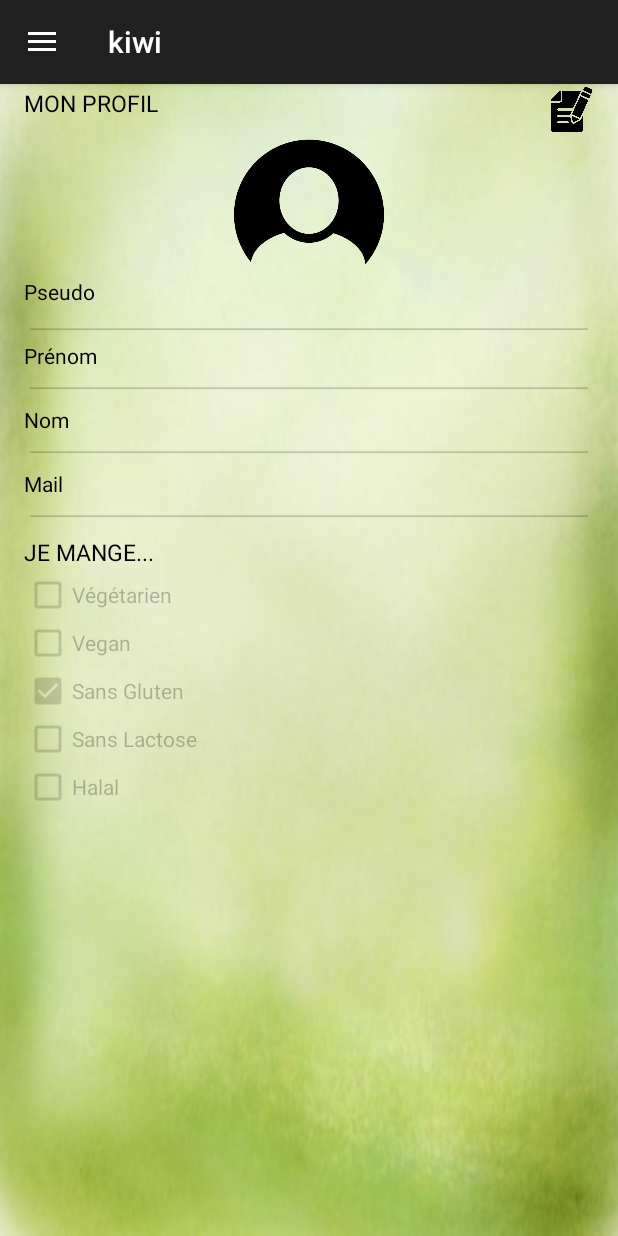
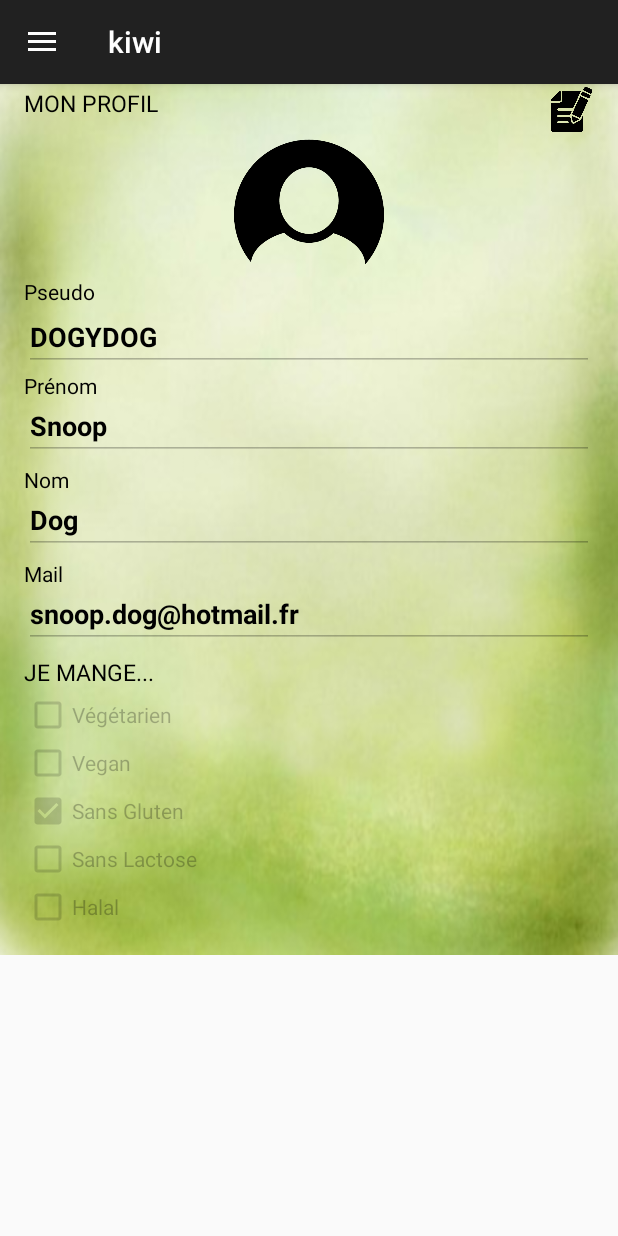
Before and after one commit to HeptanomeDeLExtreme/kiwi-ihm-2, an Android app: the fragment ProfilFragment placed in its activity, on a phone screen of 412 x 824 dp. Run offline under Robolectric (Android 15) with nearby library versions, the phone set to English and light mode, and no system bars.

Commit message:
Mon profil est fonctionnel.

```diff
--- a/app/src/main/res/layout/fragment_profil.xml
+++ b/app/src/main/res/layout/fragment_profil.xml
@@ -1,12 +1,17 @@
+<ScrollView xmlns:android="http://schemas.android.com/apk/res/android"
+    android:layout_width="fill_parent"
+    android:layout_height="fill_parent"
+    xmlns:tools="http://schemas.android.com/tools"
+    tools:context="com.kiwi.kiwi.ProfilFragment">
+
     <RelativeLayout xmlns:android="http://schemas.android.com/apk/res/android"
-    xmlns:tools="http://schemas.android.com/tools"
+
         android:layout_width="match_parent"
         android:layout_height="match_parent"
         android:paddingBottom="@dimen/activity_vertical_margin"
         android:paddingLeft="@dimen/activity_horizontal_margin"
         android:paddingRight="@dimen/activity_horizontal_margin"
         android:paddingTop="@dimen/activity_vertical_margin"
-    tools:context="com.kiwi.kiwi.ProfilFragment"
         android:background="@drawable/background"
         android:layout_marginTop="42dp">
 
@@ -22,7 +27,7 @@
 
         <EditText
             android:layout_width="wrap_content"
-        android:layout_height="20dp"
+            android:layout_height="40dp"
             android:ems="10"
             android:id="@+id/pseudoUser"
             android:width="300dp"
@@ -44,7 +49,7 @@
 
         <EditText
             android:layout_width="wrap_content"
-        android:layout_height="20dp"
+            android:layout_height="40dp"
             android:ems="10"
             android:id="@+id/prenomUser"
             android:width="300dp"
@@ -66,7 +71,7 @@
 
         <EditText
             android:layout_width="wrap_content"
-        android:layout_height="20dp"
+            android:layout_height="40dp"
             android:layout_below="@+id/textView4"
             android:layout_alignParentStart="true"
             android:id="@+id/nomUser"
@@ -86,7 +91,7 @@
 
         <EditText
             android:layout_width="wrap_content"
-        android:layout_height="20dp"
+            android:layout_height="40dp"
             android:id="@+id/mailUser"
             android:layout_below="@+id/textView5"
             android:layout_alignParentStart="true"
@@ -191,3 +196,4 @@
 
 
     </RelativeLayout>
+</ScrollView>
```
Lines whose indentation alone changed are shown as unchanged.
